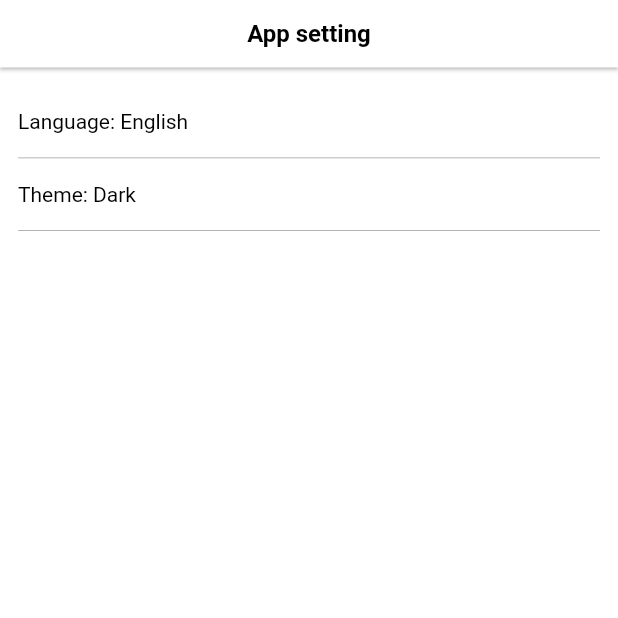
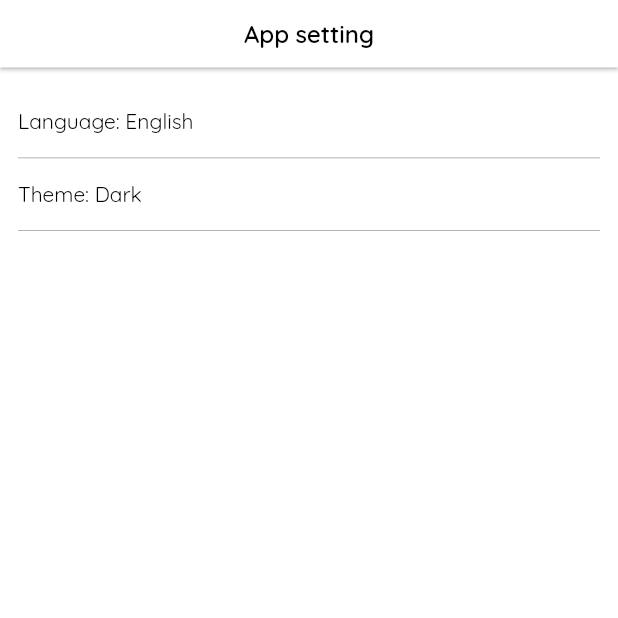
Before and after one commit to NMCNPMGROUP5/flutter_tdd_boilerplate, a Flutter app: the screen it shows after launch, on a phone screen of 412 x 824 dp, the top half of it. Run offline on Flutter 3.47's test engine with Material 2 defaults, Android fonts, the phone set to English and light mode, and no system bars; our stand-ins replace bloc, connectivity_plus, equatable, flutter_bloc, flutter_phoenix, get_it and 3 more; missing offline and left inert: flag; accounts and stored records are empty; generated files the repository leaves out were written again.

Commit message:
add qicksand font

```diff
--- a/lib/main.dart
+++ b/lib/main.dart
@@ -42,6 +42,9 @@ class RootApp extends StatelessWidget {
             GlobalWidgetsLocalizations.delegate,
             GlobalCupertinoLocalizations.delegate,
           ],
+          theme: ThemeData(
+            fontFamily: 'Quicksand',
+          ),
           supportedLocales: [
             Locale('en', ''),
             Locale('vi', ''),
```
Also changed, not shown: pubspec.yaml (+12 -0 lines), assets/fonts/Quicksand-Bold.ttf (added), assets/fonts/Quicksand-Light.ttf (added), assets/fonts/Quicksand-Medium.ttf (added), assets/fonts/Quicksand-Regular.ttf (added), assets/fonts/Quicksand-SemiBold.ttf (added).
